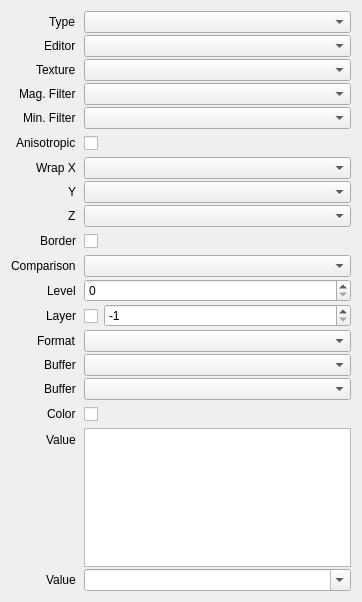
Above: src/session/BindingProperties.ui from houmain/gpupad before the change. Below: the same form after it.
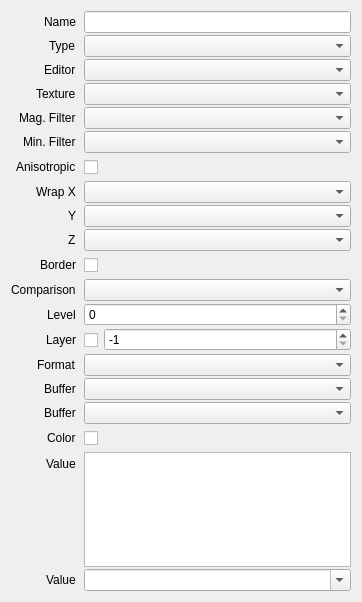
That is the form after the change. Custom widgets are drawn as their Qt base class.

```diff
--- a/src/session/BindingProperties.ui
+++ b/src/session/BindingProperties.ui
@@ -34,14 +34,14 @@
      <property name="bottomMargin">
       <number>0</number>
      </property>
-     <item row="0" column="0">
+     <item row="1" column="0">
       <widget class="QLabel" name="labelType">
        <property name="text">
         <string>Type</string>
        </property>
       </widget>
      </item>
-     <item row="0" column="1">
+     <item row="1" column="1">
       <widget class="DataComboBox" name="type">
        <property name="sizePolicy">
         <sizepolicy hsizetype="Preferred" vsizetype="Fixed">
@@ -51,54 +51,54 @@
        </property>
       </widget>
      </item>
-     <item row="1" column="0">
+     <item row="2" column="0">
       <widget class="QLabel" name="labelEditor">
        <property name="text">
         <string>Editor</string>
        </property>
       </widget>
      </item>
-     <item row="1" column="1">
+     <item row="2" column="1">
       <widget class="DataComboBox" name="editor"/>
      </item>
-     <item row="2" column="0">
+     <item row="3" column="0">
       <widget class="QLabel" name="labelTexture">
        <property name="text">
         <string>Texture</string>
        </property>
       </widget>
      </item>
-     <item row="2" column="1">
+     <item row="3" column="1">
       <widget class="ReferenceComboBox" name="texture"/>
      </item>
-     <item row="3" column="0">
+     <item row="4" column="0">
       <widget class="QLabel" name="labelMagFilter">
        <property name="text">
         <string>Mag. Filter</string>
        </property>
       </widget>
      </item>
-     <item row="3" column="1">
+     <item row="4" column="1">
       <widget class="DataComboBox" name="magFilter"/>
      </item>
-     <item row="4" column="0">
+     <item row="5" column="0">
       <widget class="QLabel" name="labelMinFilter">
        <property name="text">
         <string>Min. Filter</string>
        </property>
       </widget>
      </item>
-     <item row="4" column="1">
+     <item row="5" column="1">
       <widget class="DataComboBox" name="minFilter"/>
      </item>
-     <item row="5" column="0">
+     <item row="6" column="0">
       <widget class="QLabel" name="labelAnisotropic">
        <property name="text">
         <string>Anisotropic</string>
        </property>
       </widget>
      </item>
-     <item row="5" column="1">
+     <item row="6" column="1">
       <widget class="QCheckBox" name="anisotropic">
        <property name="minimumSize">
         <size>
@@ -108,44 +108,44 @@
        </property>
       </widget>
      </item>
-     <item row="6" column="0">
+     <item row="7" column="0">
       <widget class="QLabel" name="labelWrapModeX">
        <property name="text">
         <string>Wrap X</string>
        </property>
       </widget>
      </item>
-     <item row="6" column="1">
+     <item row="7" column="1">
       <widget class="DataComboBox" name="wrapModeX"/>
      </item>
-     <item row="7" column="0">
+     <item row="8" column="0">
       <widget class="QLabel" name="labelWrapModeY">
        <property name="text">
         <string>Y</string>
        </property>
       </widget>
      </item>
-     <item row="7" column="1">
+     <item row="8" column="1">
       <widget class="DataComboBox" name="wrapModeY"/>
      </item>
-     <item row="8" column="0">
+     <item row="9" column="0">
       <widget class="QLabel" name="labelWrapModeZ">
        <property name="text">
         <string>Z</string>
        </property>
       </widget>
      </item>
-     <item row="8" column="1">
+     <item row="9" column="1">
       <widget class="DataComboBox" name="wrapModeZ"/>
      </item>
-     <item row="9" column="0">
+     <item row="10" column="0">
       <widget class="QLabel" name="labelBorderColor">
        <property name="text">
         <string>Border</string>
        </property>
       </widget>
      </item>
-     <item row="9" column="1">
+     <item row="10" column="1">
       <widget class="ColorPicker" name="borderColor">
        <property name="minimumSize">
         <size>
@@ -155,34 +155,34 @@
        </property>
       </widget>
      </item>
-     <item row="10" column="0">
+     <item row="11" column="0">
       <widget class="QLabel" name="labelComparisonFunc">
        <property name="text">
         <string>Comparison</string>
        </property>
       </widget>
      </item>
-     <item row="10" column="1">
+     <item row="11" column="1">
       <widget class="DataComboBox" name="comparisonFunc"/>
      </item>
-     <item row="11" column="0">
+     <item row="12" column="0">
       <widget class="QLabel" name="labelLevel">
        <property name="text">
         <string>Level</string>
        </property>
       </widget>
      </item>
-     <item row="11" column="1">
+     <item row="12" column="1">
       <widget class="QSpinBox" name="level"/>
      </item>
-     <item row="12" column="0">
+     <item row="13" column="0">
       <widget class="QLabel" name="labelLayer">
        <property name="text">
         <string>Layer</string>
        </property>
       </widget>
      </item>
-     <item row="12" column="1">
+     <item row="13" column="1">
       <widget class="QWidget" name="layerWidget" native="true">
        <layout class="QHBoxLayout" name="horizontalLayout_2">
         <property name="leftMargin">
@@ -226,34 +226,34 @@
        </layout>
       </widget>
      </item>
-     <item row="13" column="0">
+     <item row="14" column="0">
       <widget class="QLabel" name="labelImageFormat">
        <property name="text">
         <string>Format</string>
        </property>
       </widget>
      </item>
-     <item row="13" column="1">
+     <item row="14" column="1">
       <widget class="DataComboBox" name="imageFormat"/>
      </item>
-     <item row="14" column="0">
+     <item row="15" column="0">
       <widget class="QLabel" name="labelBuffer">
        <property name="text">
         <string>Buffer</string>
        </property>
       </widget>
      </item>
-     <item row="14" column="1">
+     <item row="15" column="1">
       <widget class="ReferenceComboBox" name="buffer"/>
      </item>
-     <item row="16" column="0">
+     <item row="17" column="0">
       <widget class="QLabel" name="labelColor">
        <property name="text">
         <string>Color</string>
        </property>
       </widget>
      </item>
-     <item row="16" column="1">
+     <item row="17" column="1">
       <widget class="ColorPicker" name="color">
        <property name="minimumSize">
         <size>
@@ -263,14 +263,14 @@
        </property>
       </widget>
      </item>
-     <item row="17" column="0">
+     <item row="18" column="0">
       <widget class="QLabel" name="labelExpressions">
        <property name="text">
         <string>Value</string>
        </property>
       </widget>
      </item>
-     <item row="17" column="1">
+     <item row="18" column="1">
       <widget class="ExpressionMatrix" name="expressions">
        <property name="verticalScrollBarPolicy">
         <enum>Qt::ScrollBarAlwaysOff</enum>
@@ -307,30 +307,40 @@
        </attribute>
       </widget>
      </item>
-     <item row="18" column="0">
+     <item row="19" column="0">
       <widget class="QLabel" name="labelSubroutine">
        <property name="text">
         <string>Value</string>
        </property>
       </widget>
      </item>
-     <item row="18" column="1">
+     <item row="19" column="1">
       <widget class="QComboBox" name="subroutine">
        <property name="editable">
         <bool>true</bool>
        </property>
       </widget>
      </item>
-     <item row="15" column="1">
+     <item row="16" column="1">
       <widget class="ReferenceComboBox" name="block"/>
      </item>
-     <item row="15" column="0">
+     <item row="16" column="0">
       <widget class="QLabel" name="labelBlock">
        <property name="text">
         <string>Buffer</string>
        </property>
       </widget>
      </item>
+     <item row="0" column="1">
+      <widget class="QLineEdit" name="name"/>
+     </item>
+     <item row="0" column="0">
+      <widget class="QLabel" name="labelName">
+       <property name="text">
+        <string>Name</string>
+       </property>
+      </widget>
+     </item>
     </layout>
    </item>
   </layout>
```
